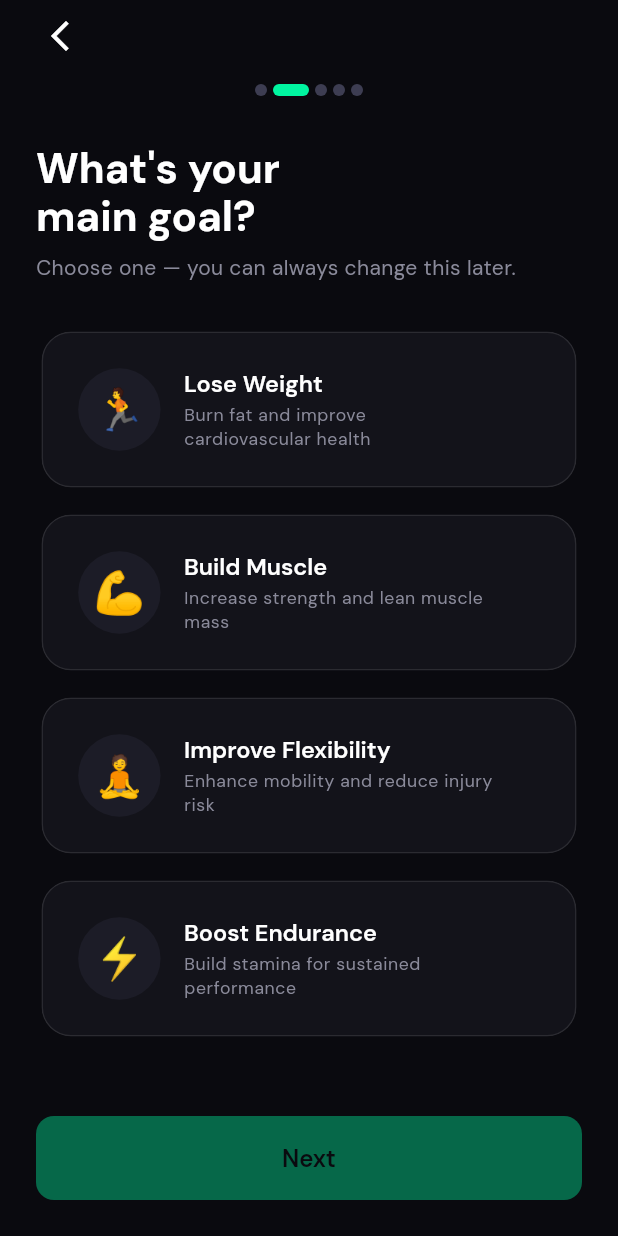
After one commit to AekPrachaya/AI_Fitness_Coach, a Flutter app: the FitnessGoalScreen screen opened by its route, on a phone screen of 412 x 824 dp. The commit adds this screen. Run offline on Flutter 3.47's test engine with Material 3 defaults, Android fonts, the phone set to English and light mode, and no system bars; drawn by our look-alikes of flutter_animate; our stand-ins replace flutter_riverpod, go_router, google_fonts, hive_flutter, shimmer; missing offline and left inert: google_mlkit_pose_detection; accounts and stored records are empty.

Commit message:
Finish fitness goal selection screen

```diff
--- a/lib/core/router/app_router.dart
+++ b/lib/core/router/app_router.dart
@@ -6,6 +6,7 @@ import '../theme/button_preview.dart';
 import '../theme/badges_preview.dart';
 import '../theme/components_preview.dart';
 import '../utils/mock_data_test.dart';
+import '../../features/onboarding/fitness_goal_screen.dart';
 import '../../features/onboarding/personal_info_screen.dart';
 import '../../features/onboarding/splash_screen.dart';
 import '../../features/onboarding/welcome_screen.dart';
@@ -34,8 +35,12 @@ final routerProvider = Provider<GoRouter>((ref) {
       ),
       GoRoute(
         path: RouteNames.fitnessGoal,
+        builder: (context, state) => const FitnessGoalScreen(),
+      ),
+      GoRoute(
+        path: RouteNames.fitnessLevel,
         builder: (context, state) => const Scaffold(
-          body: Center(child: Text('Fitness Goal — TODO: Task 2.4')),
+          body: Center(child: Text('Fitness Level — TODO: Task 2.5')),
         ),
       ),
       GoRoute(
--- a/lib/core/router/route_names.dart
+++ b/lib/core/router/route_names.dart
@@ -4,6 +4,7 @@ abstract class RouteNames {
   static const String onboarding    = '/onboarding';
   static const String personalInfo  = '/onboarding/personal-info';
   static const String fitnessGoal   = '/onboarding/fitness-goal';
+  static const String fitnessLevel  = '/onboarding/fitness-level';
   static const String login         = '/login';
   static const String home          = '/home';
 }
--- /dev/null
+++ b/lib/features/onboarding/fitness_goal_screen.dart
@@ -0,0 +1,283 @@
+import 'package:flutter/material.dart';
+import 'package:flutter_animate/flutter_animate.dart';
+import 'package:flutter_riverpod/flutter_riverpod.dart';
+import 'package:go_router/go_router.dart';
+
+import '../../core/router/route_names.dart';
+import '../../core/theme/app_colors.dart';
+import '../../core/theme/app_spacing.dart';
+import '../../shared/widgets/widgets.dart';
+import 'onboarding_notifier.dart';
+import 'widgets/onboarding_step_dots.dart';
+
+// ─────────────────────────────────────────────────────────────────────────────
+// Goal data model
+// ─────────────────────────────────────────────────────────────────────────────
+
+class _GoalData {
+  const _GoalData({
+    required this.id,
+    required this.emoji,
+    required this.title,
+    required this.description,
+  });
+
+  final String id;
+  final String emoji;
+  final String title;
+  final String description;
+}
+
+const _goals = [
+  _GoalData(
+    id: 'lose_weight',
+    emoji: '🏃',
+    title: 'Lose Weight',
+    description: 'Burn fat and improve cardiovascular health',
+  ),
+  _GoalData(
+    id: 'build_muscle',
+    emoji: '💪',
+    title: 'Build Muscle',
+    description: 'Increase strength and lean muscle mass',
+  ),
+  _GoalData(
+    id: 'improve_flexibility',
+    emoji: '🧘',
+    title: 'Improve Flexibility',
+    description: 'Enhance mobility and reduce injury risk',
+  ),
+  _GoalData(
+    id: 'boost_endurance',
+    emoji: '⚡',
+    title: 'Boost Endurance',
+    description: 'Build stamina for sustained performance',
+  ),
+];
+
+// ─────────────────────────────────────────────────────────────────────────────
+// FitnessGoalScreen
+// ─────────────────────────────────────────────────────────────────────────────
+
+class FitnessGoalScreen extends ConsumerWidget {
+  const FitnessGoalScreen({super.key});
+
+  @override
+  Widget build(BuildContext context, WidgetRef ref) {
+    final tt = Theme.of(context).textTheme;
+    final state = ref.watch(onboardingNotifierProvider);
+    final notifier = ref.read(onboardingNotifierProvider.notifier);
+
+    return Scaffold(
+      backgroundColor: AppColors.background,
+      body: SafeArea(
+        child: Padding(
+          padding: const EdgeInsets.symmetric(horizontal: AppSpacing.lg),
+          child: Column(
+            crossAxisAlignment: CrossAxisAlignment.start,
+            children: [
+              // ── Back button ───────────────────────────────────────────────
+              IconButton(
+                icon: const Icon(
+                  Icons.arrow_back_ios_new,
+                  color: AppColors.textPrimary,
+                ),
+                onPressed: () => context.go(RouteNames.personalInfo),
+                padding: EdgeInsets.zero,
+                alignment: Alignment.centerLeft,
+              ),
+
+              // ── Step dots ─────────────────────────────────────────────────
+              const SizedBox(height: AppSpacing.sm),
+              const Center(
+                child: OnboardingStepDots(currentStep: 2, totalSteps: 5),
+              ),
+
+              const SizedBox(height: AppSpacing.xl),
+
+              // ── Title ─────────────────────────────────────────────────────
+              Text(
+                "What's your\nmain goal?",
+                style: tt.headlineLarge?.copyWith(height: 1.15),
+              )
+                  .animate()
+                  .fadeIn(duration: 300.ms)
+                  .slideY(
+                    begin: 0.12,
+                    end: 0.0,
+                    duration: 300.ms,
+                    curve: Curves.easeOut,
+                  ),
+
+              const SizedBox(height: AppSpacing.sm),
+
+              // ── Subtitle ──────────────────────────────────────────────────
+              Text(
+                'Choose one — you can always change this later.',
+                style: tt.bodyMedium?.copyWith(color: AppColors.textSecondary),
+              )
+                  .animate()
+                  .fadeIn(delay: 80.ms, duration: 300.ms),
+
+              const SizedBox(height: AppSpacing.xl),
+
+              // ── Goal cards ────────────────────────────────────────────────
+              Expanded(
+                child: SingleChildScrollView(
+                  child: Column(
+                    children: [
+                      for (int i = 0; i < _goals.length; i++) ...[
+                        _GoalCard(
+                          data: _goals[i],
+                          isSelected: state.fitnessGoal == _goals[i].id,
+                          onTap: () =>
+                              notifier.setFitnessGoal(_goals[i].id),
+                        )
+                            .animate(
+                              key: ValueKey('goal_anim_${_goals[i].id}'),
+                              delay: (i * 50).ms,
+                            )
+                            .fadeIn(duration: 300.ms)
+                            .slideY(
+                              begin: 0.12,
+                              end: 0.0,
+                              duration: 300.ms,
+                              curve: Curves.easeOut,
+                            ),
+                        if (i < _goals.length - 1)
+                          const SizedBox(height: AppSpacing.md),
+                      ],
+                      const SizedBox(height: AppSpacing.lg),
+                    ],
+                  ),
+                ),
+              ),
+
+              // ── Next button ───────────────────────────────────────────────
+              AppPrimaryButton(
+                label: 'Next',
+                onTap: state.step2Complete
+                    ? () => context.go(RouteNames.fitnessLevel)
+                    : null,
+              ),
+              const SizedBox(height: AppSpacing.lg),
+            ],
+          ),
+        ),
+      ),
+    );
+  }
+}
+
+// ─────────────────────────────────────────────────────────────────────────────
+// _GoalCard
+// ─────────────────────────────────────────────────────────────────────────────
+
+class _GoalCard extends StatelessWidget {
+  const _GoalCard({
+    required this.data,
+    required this.isSelected,
+    required this.onTap,
+  });
+
+  final _GoalData data;
+  final bool isSelected;
+  final VoidCallback onTap;
+
+  @override
+  Widget build(BuildContext context) {
+    final tt = Theme.of(context).textTheme;
+
+    return AnimatedScale(
+      scale: isSelected ? 1.0 : 0.98,
+      duration: const Duration(milliseconds: 200),
+      curve: Curves.easeOut,
+      child: ClipRRect(
+        borderRadius: AppRadius.lgAll,
+        child: Material(
+          color: Colors.transparent,
+          child: InkWell(
+            onTap: onTap,
+            splashColor: AppColors.accent.withValues(alpha: 0.06),
+            highlightColor: AppColors.accent.withValues(alpha: 0.04),
+            child: AnimatedContainer(
+              duration: const Duration(milliseconds: 200),
+              curve: Curves.easeOut,
+              padding: const EdgeInsets.all(AppSpacing.lg),
+              decoration: BoxDecoration(
+                color: isSelected
+                    ? AppColors.accent.withValues(alpha: 0.08)
+                    : AppColors.surface,
+                borderRadius: AppRadius.lgAll,
+                border: Border.all(
+                  color:
+                      isSelected ? AppColors.accent : AppColors.borderSubtle,
+                  width: isSelected ? 2.0 : 1.0,
+                ),
+              ),
+              child: Row(
+                children: [
+                  // ── Emoji circle ─────────────────────────────────────────
+                  Container(
+                    width: 56,
+                    height: 56,
+                    decoration: BoxDecoration(
+                      color: AppColors.surfaceElevated,
+                      borderRadius: AppRadius.circleAll,
+                    ),
+                    child: Center(
+                      child: Text(
+                        data.emoji,
+                        style: const TextStyle(fontSize: 28),
+                      ),
+                    ),
+                  ),
+
+                  const SizedBox(width: AppSpacing.md),
+
+                  // ── Title + description ───────────────────────────────────
+                  Expanded(
+                    child: Column(
+                      crossAxisAlignment: CrossAxisAlignment.start,
+                      children: [
+                        Text(
+                          data.title,
+                          style: tt.titleLarge?.copyWith(
+                            color: isSelected
+                                ? AppColors.accent
+                                : AppColors.textPrimary,
+                          ),
+                        ),
+                        const SizedBox(height: AppSpacing.xs),
+                        Text(
+                          data.description,
+                          style: tt.bodySmall?.copyWith(
+                            color: AppColors.textSecondary,
+                          ),
+                        ),
+                      ],
+                    ),
+                  ),
+
+                  const SizedBox(width: AppSpacing.sm),
+
+                  // ── Checkmark ─────────────────────────────────────────────
+                  AnimatedOpacity(
+                    opacity: isSelected ? 1.0 : 0.0,
+                    duration: const Duration(milliseconds: 200),
+                    curve: Curves.easeOut,
+                    child: const Icon(
+                      Icons.check_circle_rounded,
+                      color: AppColors.accent,
+                      size: 22,
+                    ),
+                  ),
+                ],
+              ),
+            ),
+          ),
+        ),
+      ),
+    );
+  }
+}
--- a/lib/features/onboarding/onboarding_notifier.dart
+++ b/lib/features/onboarding/onboarding_notifier.dart
@@ -56,6 +56,8 @@ class OnboardingState {
   bool get step1Complete =>
       age != null && gender != null && heightCm != null && weightKg != null;
 
+  bool get step2Complete => fitnessGoal != null;
+
   OnboardingState copyWith({
     int? age,
     String? gender,
@@ -112,6 +114,11 @@ class OnboardingNotifier extends StateNotifier<OnboardingState> {
   void toggleWeightUnit() =>
       state = state.copyWith(weightInLbs: !state.weightInLbs);
 
+  // ── Step 2 setters ────────────────────────────────────────────────────────
+
+  void setFitnessGoal(String goal) =>
+      state = state.copyWith(fitnessGoal: goal);
+
   // ── Unit conversion helpers ───────────────────────────────────────────────
 
   double _inchesToCm(double inches) => inches * 2.54;
```
